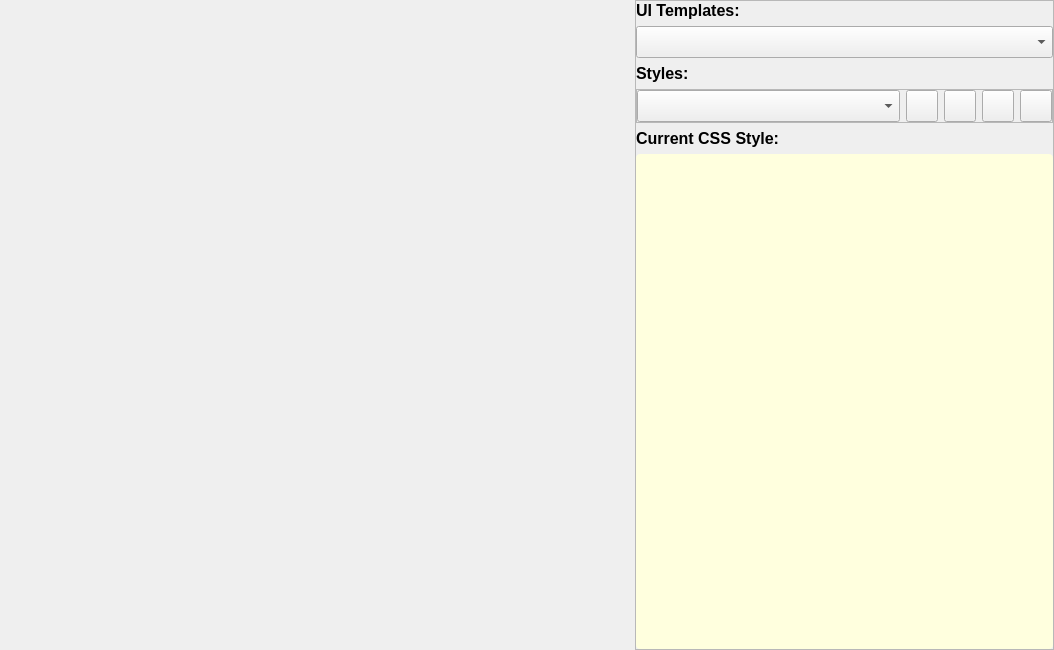
The window that UIDecorator/UIDecorator.ui (Bazzzukasss/UIDecorator) describes before a commit, drawn with Qt 5.
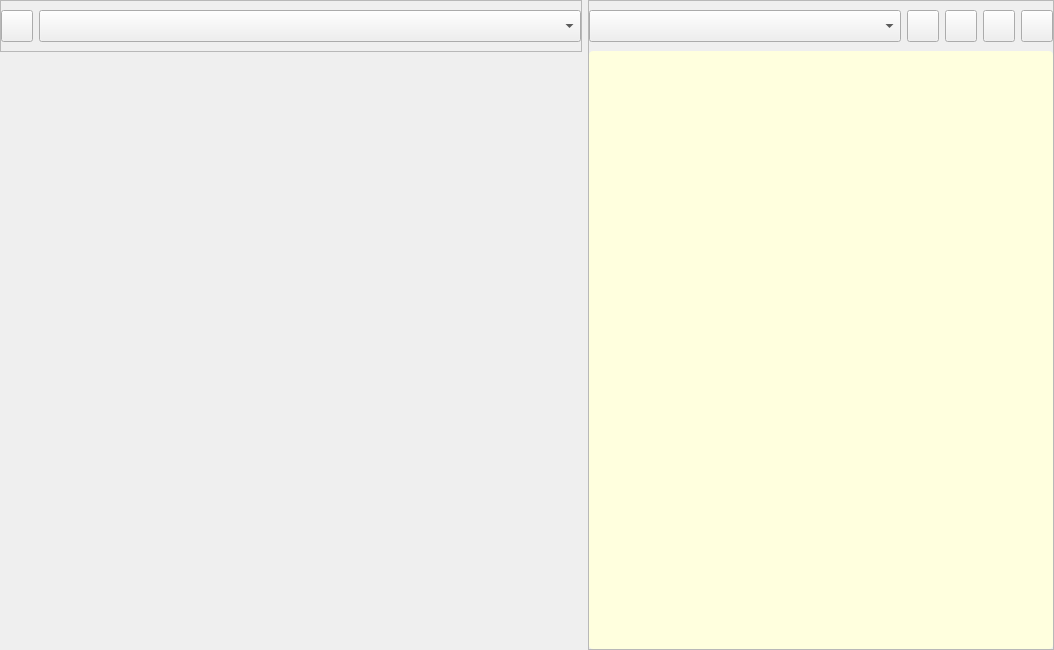
The same window after the commit. Icons and pictures are not drawn. Custom widgets are drawn as their Qt base class.

Diff of the .ui file:
```diff
--- a/UIDecorator/UIDecorator.ui
+++ b/UIDecorator/UIDecorator.ui
@@ -35,15 +35,10 @@
     <widget class="QFrame" name="mFrame1">
      <property name="sizePolicy">
       <sizepolicy hsizetype="Preferred" vsizetype="Preferred">
-       <horstretch>3</horstretch>
+       <horstretch>5</horstretch>
        <verstretch>0</verstretch>
       </sizepolicy>
      </property>
-     <property name="font">
-      <font>
-       <pointsize>10</pointsize>
-      </font>
-     </property>
      <property name="frameShape">
       <enum>QFrame::NoFrame</enum>
      </property>
@@ -66,6 +61,80 @@
       <property name="bottomMargin">
        <number>0</number>
       </property>
+      <item>
+       <widget class="QFrame" name="mUISelectionFrame">
+        <property name="frameShape">
+         <enum>QFrame::StyledPanel</enum>
+        </property>
+        <property name="frameShadow">
+         <enum>QFrame::Raised</enum>
+        </property>
+        <layout class="QHBoxLayout" name="horizontalLayout_4">
+         <property name="leftMargin">
+          <number>0</number>
+         </property>
+         <property name="topMargin">
+          <number>9</number>
+         </property>
+         <property name="rightMargin">
+          <number>0</number>
+         </property>
+         <property name="bottomMargin">
+          <number>9</number>
+         </property>
+         <item>
+          <widget class="QPushButton" name="pushButton">
+           <property name="minimumSize">
+            <size>
+             <width>32</width>
+             <height>32</height>
+            </size>
+           </property>
+           <property name="maximumSize">
+            <size>
+             <width>32</width>
+             <height>32</height>
+            </size>
+           </property>
+           <property name="text">
+            <string/>
+           </property>
+           <property name="icon">
+            <iconset resource="res.qrc">
+             <normaloff>:/resources/Open.png</normaloff>:/resources/Open.png</iconset>
+           </property>
+          </widget>
+         </item>
+         <item>
+          <widget class="QComboBox" name="mComboBoxUITemplates">
+           <property name="sizePolicy">
+            <sizepolicy hsizetype="Expanding" vsizetype="Fixed">
+             <horstretch>0</horstretch>
+             <verstretch>0</verstretch>
+            </sizepolicy>
+           </property>
+           <property name="minimumSize">
+            <size>
+             <width>0</width>
+             <height>32</height>
+            </size>
+           </property>
+           <property name="maximumSize">
+            <size>
+             <width>16777215</width>
+             <height>32</height>
+            </size>
+           </property>
+           <property name="font">
+            <font>
+             <pointsize>10</pointsize>
+            </font>
+           </property>
+          </widget>
+         </item>
+        </layout>
+       </widget>
+      </item>
       <item>
        <spacer name="verticalSpacer">
         <property name="orientation">
@@ -171,7 +240,7 @@
     <widget class="QFrame" name="frame_2">
      <property name="sizePolicy">
       <sizepolicy hsizetype="Preferred" vsizetype="Preferred">
-       <horstretch>2</horstretch>
+       <horstretch>4</horstretch>
        <verstretch>0</verstretch>
       </sizepolicy>
      </property>
@@ -182,6 +251,9 @@
       <enum>QFrame::Raised</enum>
      </property>
      <layout class="QVBoxLayout" name="verticalLayout">
+      <property name="spacing">
+       <number>0</number>
+      </property>
       <property name="leftMargin">
        <number>0</number>
       </property>
@@ -195,56 +267,9 @@
        <number>0</number>
       </property>
       <item>
-       <widget class="QLabel" name="label_3">
-        <property name="font">
-         <font>
-          <weight>75</weight>
-          <bold>true</bold>
-         </font>
-        </property>
-        <property name="text">
-         <string>UI Templates:</string>
-        </property>
-       </widget>
-      </item>
-      <item>
-       <widget class="QComboBox" name="mComboBoxUITemplates">
-        <property name="minimumSize">
-         <size>
-          <width>0</width>
-          <height>32</height>
-         </size>
-        </property>
-        <property name="maximumSize">
-         <size>
-          <width>16777215</width>
-          <height>32</height>
-         </size>
-        </property>
-        <property name="font">
-         <font>
-          <pointsize>10</pointsize>
-         </font>
-        </property>
-       </widget>
-      </item>
-      <item>
-       <widget class="QLabel" name="label_2">
-        <property name="font">
-         <font>
-          <weight>75</weight>
-          <bold>true</bold>
-         </font>
-        </property>
-        <property name="text">
-         <string>Styles:</string>
-        </property>
-       </widget>
-      </item>
-      <item>
-       <widget class="QFrame" name="frame_3">
+       <widget class="QFrame" name="mStyleSelectionFrame">
         <property name="frameShape">
-         <enum>QFrame::StyledPanel</enum>
+         <enum>QFrame::NoFrame</enum>
         </property>
         <property name="frameShadow">
          <enum>QFrame::Raised</enum>
@@ -254,16 +279,22 @@
           <number>0</number>
          </property>
          <property name="topMargin">
-          <number>0</number>
+          <number>9</number>
          </property>
          <property name="rightMargin">
           <number>0</number>
          </property>
          <property name="bottomMargin">
-          <number>0</number>
+          <number>9</number>
          </property>
          <item>
           <widget class="QComboBox" name="mComboBoxStyles">
+           <property name="sizePolicy">
+            <sizepolicy hsizetype="Expanding" vsizetype="Fixed">
+             <horstretch>0</horstretch>
+             <verstretch>0</verstretch>
+            </sizepolicy>
+           </property>
            <property name="minimumSize">
             <size>
              <width>0</width>
@@ -393,19 +424,6 @@
         </layout>
        </widget>
       </item>
-      <item>
-       <widget class="QLabel" name="label">
-        <property name="font">
-         <font>
-          <weight>75</weight>
-          <bold>true</bold>
-         </font>
-        </property>
-        <property name="text">
-         <string>Current CSS Style:</string>
-        </property>
-       </widget>
-      </item>
       <item>
        <widget class="QTextEditExt" name="mTextEdit">
         <property name="font">
```
Left out of the diff: 8 changed lines with no effect on the pictures.
